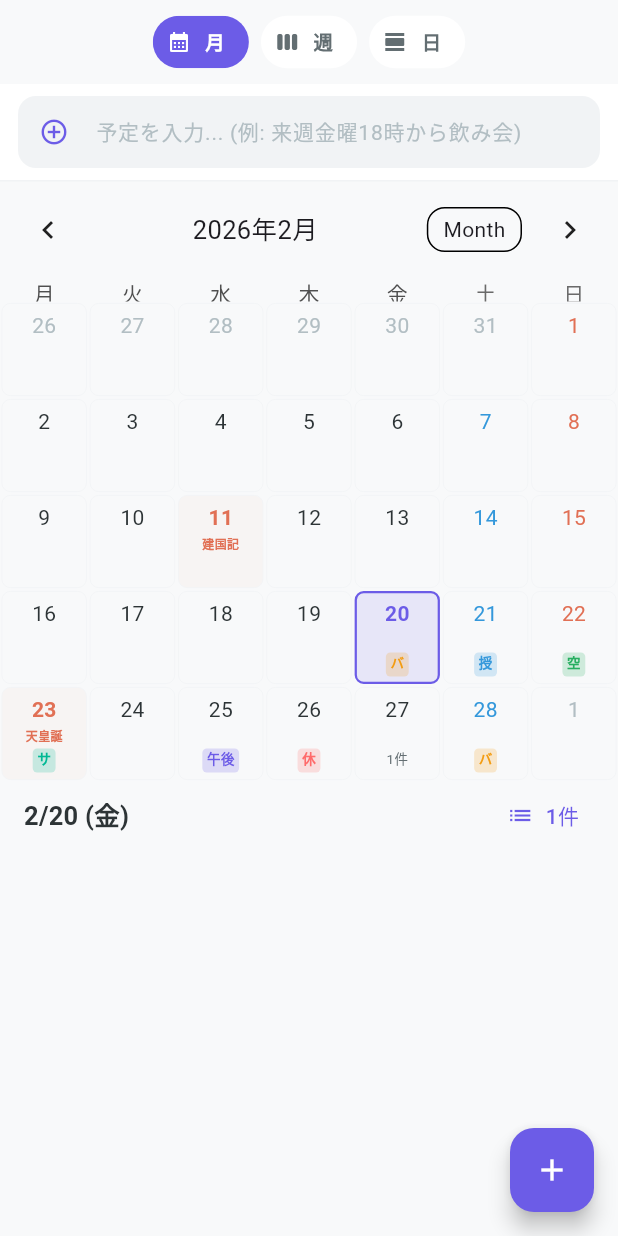
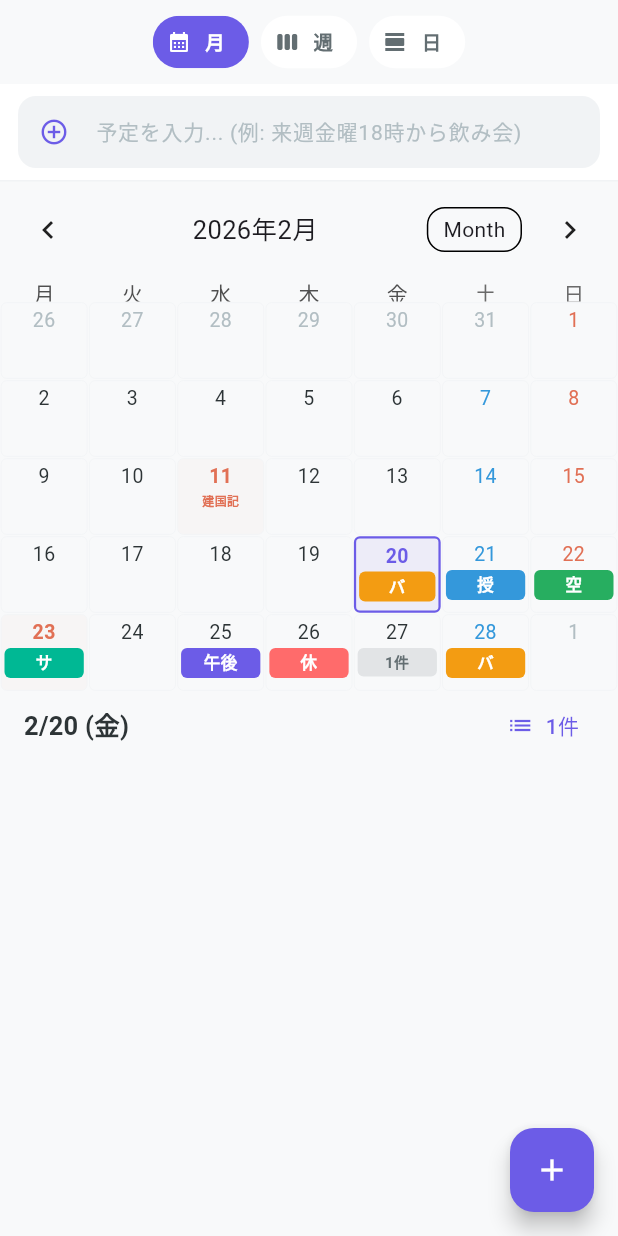
Before and after one commit to sk-anglers/himatch, a Flutter app: the CalendarTab screen opened directly, on a phone screen of 412 x 824 dp. Run offline on Flutter 3.47's test engine with Material 3 defaults, Android fonts, the phone set to English and light mode, and no system bars; drawn by our look-alikes of table_calendar; our stand-ins replace csv, flutter_animate, flutter_riverpod, freezed_annotation, geolocator, go_router and 3 more; accounts and stored records are empty; generated files the repository leaves out were written again; network calls fail.

Commit message:
fix(#74): カレンダーセルの視認性改善
- rowHeight: 64→52 で無駄な縦余白を削減
- シフトバッジ: 横幅いっぱい+ソリッド色背景+白文字+11px (参考画像準拠)
- 予定件数バッジも横幅いっぱいに統一
- BaseCalendarCell: crossAxisAlignment.stretch で全幅レイアウト
- 中間スロット(天気)とシフトバッジの優先順位を整理
  (シフトあり→シフトバッジ優先、なければ天気、なければ祝日名)

Co-Authored-By: Claude Opus 4.6 <noreply@anthropic.com>

```diff
--- a/lib/features/schedule/presentation/calendar_tab.dart
+++ b/lib/features/schedule/presentation/calendar_tab.dart
@@ -78,7 +78,7 @@ class _CalendarTabState extends ConsumerState<CalendarTab> {
             selectedDayPredicate: (day) => isSameDay(_selectedDay, day),
             eventLoader: (day) => _getSchedulesForDay(day, schedules),
             startingDayOfWeek: StartingDayOfWeek.monday,
-            rowHeight: 64,
+            rowHeight: 52,
             calendarBuilders: CalendarBuilders(
               defaultBuilder: (context, day, focusedDay) {
                 final key = DateTime(day.year, day.month, day.day);
@@ -551,29 +551,38 @@ class _CalendarCell extends StatelessWidget {
           ? null
           : markerLabel != null
               ? Container(
-                  padding: const EdgeInsets.symmetric(horizontal: 3),
+                  width: double.infinity,
+                  padding: const EdgeInsets.symmetric(vertical: 2),
                   decoration: BoxDecoration(
-                    color: markerColor?.withValues(alpha: 0.2) ??
-                        AppColors.surfaceVariant,
-                    borderRadius: BorderRadius.circular(3),
+                    color: markerColor ?? AppColors.primary,
+                    borderRadius: BorderRadius.circular(4),
                   ),
                   child: Text(
-                    markerLabel.length > 2
-                        ? markerLabel.substring(0, 2)
-                        : markerLabel,
-                    style: TextStyle(
-                      fontSize: 9,
+                    markerLabel,
+                    textAlign: TextAlign.center,
+                    style: const TextStyle(
+                      fontSize: 11,
                       fontWeight: FontWeight.bold,
-                      color: markerColor ?? AppColors.textSecondary,
+                      color: Colors.white,
                     ),
                   ),
                 )
               : scheduleCount > 0
-                  ? Text(
-                      '$scheduleCount件',
-                      style: const TextStyle(
-                        fontSize: 9,
-                        color: AppColors.textSecondary,
+                  ? Container(
+                      width: double.infinity,
+                      padding: const EdgeInsets.symmetric(vertical: 2),
+                      decoration: BoxDecoration(
+                        color: AppColors.textSecondary.withValues(alpha: 0.15),
+                        borderRadius: BorderRadius.circular(4),
+                      ),
+                      child: Text(
+                        '$scheduleCount件',
+                        textAlign: TextAlign.center,
+                        style: const TextStyle(
+                          fontSize: 10,
+                          fontWeight: FontWeight.w600,
+                          color: AppColors.textSecondary,
+                        ),
                       ),
                     )
                   : null,
--- a/lib/features/schedule/presentation/widgets/base_calendar_cell.dart
+++ b/lib/features/schedule/presentation/widgets/base_calendar_cell.dart
@@ -59,14 +59,14 @@ class BaseCalendarCell extends StatelessWidget {
     return AnimatedContainer(
       duration: const Duration(milliseconds: 200),
       curve: Curves.easeInOut,
-      margin: const EdgeInsets.all(1),
+      margin: const EdgeInsets.all(0.5),
       decoration: BoxDecoration(
         color: isSelected
-            ? colors.primary.withValues(alpha: 0.12)
+            ? colors.primary.withValues(alpha: 0.08)
             : isToday
-                ? colors.primaryLight.withValues(alpha: 0.10)
+                ? colors.primaryLight.withValues(alpha: 0.06)
                 : isHoliday && !isOutside
-                    ? colors.error.withValues(alpha: 0.04)
+                    ? colors.error.withValues(alpha: 0.03)
                     : null,
         border: Border.all(
           color: isSelected
@@ -76,28 +76,34 @@ class BaseCalendarCell extends StatelessWidget {
                   : colors.surfaceVariant,
           width: isSelected || isToday ? 1.5 : 0.5,
         ),
-        borderRadius: BorderRadius.circular(6),
+        borderRadius: BorderRadius.circular(4),
       ),
+      child: Padding(
+        padding: const EdgeInsets.symmetric(horizontal: 2, vertical: 2),
         child: Column(
-        mainAxisAlignment: MainAxisAlignment.center,
+          crossAxisAlignment: CrossAxisAlignment.stretch,
           children: [
             // Day number (top)
             Text(
               '${day.day}',
+              textAlign: TextAlign.center,
               style: TextStyle(
-              fontSize: 14,
+                fontSize: 13,
                 fontWeight: isToday || isSelected || isHoliday
                     ? FontWeight.bold
                     : FontWeight.normal,
                 color: dayColor,
               ),
             ),
-          // Middle slot (weather icon or holiday abbreviation)
-          SizedBox(
-            height: 16,
-            child: middleContent ??
-                (isHoliday && !isOutside
-                    ? Text(
+            const SizedBox(height: 1),
+            // Bottom slot (shift badge — full width)
+            if (bottomContent != null)
+              bottomContent!
+            else if (middleContent != null)
+              Center(child: middleContent!)
+            else if (isHoliday && !isOutside)
+              Center(
+                child: Text(
                   holidayName!.length > 3
                       ? holidayName!.substring(0, 3)
                       : holidayName!,
@@ -105,17 +111,11 @@ class BaseCalendarCell extends StatelessWidget {
                     fontSize: 8,
                     color: colors.error,
                     fontWeight: FontWeight.bold,
-                          height: 1.8,
                   ),
-                      )
-                    : null),
                 ),
-          // Bottom slot (custom content)
-          SizedBox(
-            height: 16,
-            child: bottomContent,
               ),
           ],
+        ),
       ),
     );
   }
```
Lines whose indentation alone changed are shown as unchanged.
